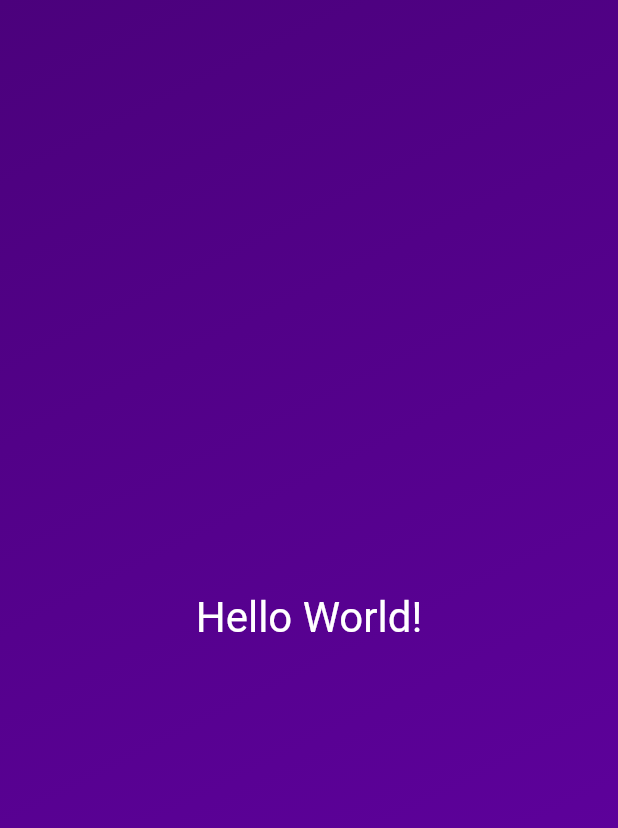
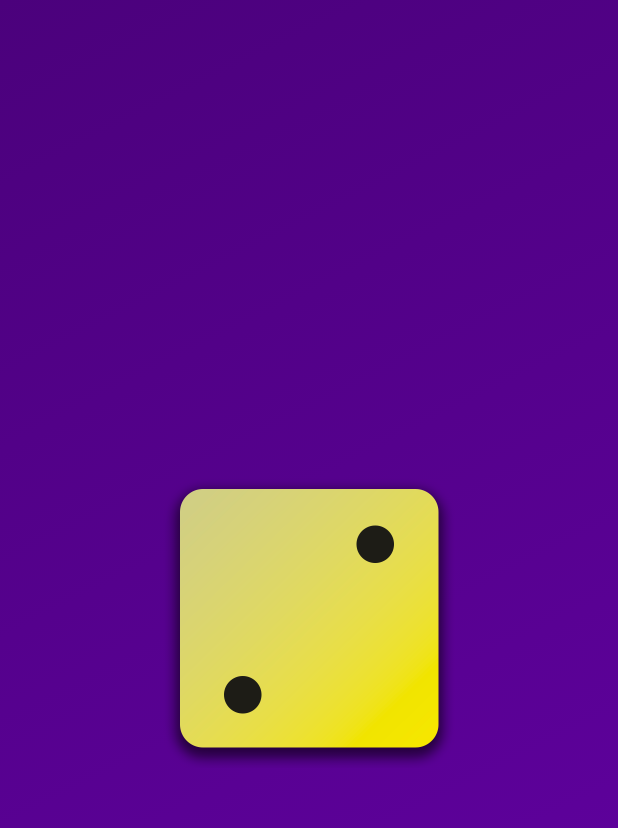
Before and after one commit to Somu-ed/roll_dice_app, a Flutter app: the screen it shows after launch, on a phone screen of 412 x 824 dp. Shown: the top 828 px of the screen. Run offline on Flutter 3.47's test engine with Material 2 defaults, Android fonts, the phone set to English and light mode, and no system bars.

```diff
--- a/lib/gradient_container.dart
+++ b/lib/gradient_container.dart
@@ -1,11 +1,14 @@
 import 'package:flutter/material.dart';
-import 'package:roll_dice_app/styled_text.dart';
 
 const startAlignment = Alignment.topLeft;
 const endAlignment = Alignment.bottomRight;
 
 class GradientContainer extends StatelessWidget {
   const GradientContainer(this.color1, this.color2, {super.key});
+
+  const GradientContainer.purple({super.key})
+      : color1 = Colors.deepPurple,
+        color2 = Colors.indigo;
 
   final Color color1;
   final Color color2;
@@ -20,8 +23,11 @@ class GradientContainer extends StatelessWidget {
           end: endAlignment,
         ),
       ),
-      child: const Center(
-        child: StyledText('Hello World!'),
+      child: Center(
+        child: Image.asset(
+          'assets/images/dice-2.png',
+          width: 200,
+        ),
       ),
     );
   }
```
Also changed, not shown: pubspec.yaml (+7 -3 lines), assets/images/dice-1.png (added), assets/images/dice-2.png (added), assets/images/dice-3.png (added), assets/images/dice-4.png (added), assets/images/dice-5.png (added), assets/images/dice-6.png (added).
